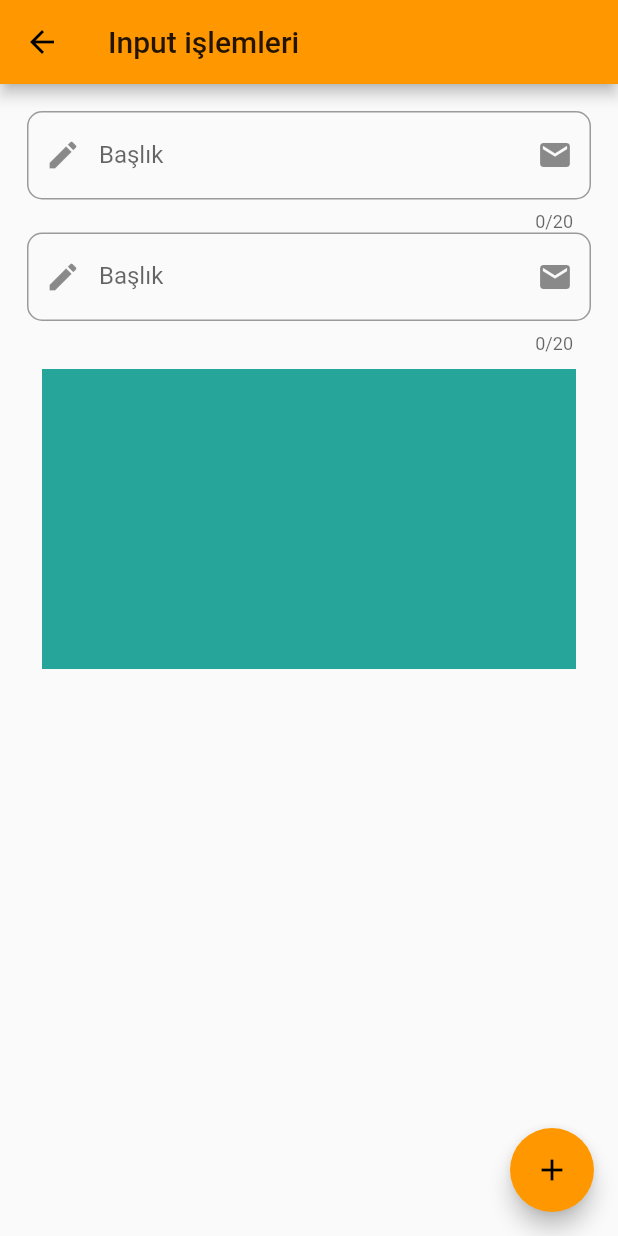
After one commit to ahmetfturgut/MyFlutterWorks, a Flutter app: the screen it shows after launch, after a tap on "Form İşlemleri", on a phone screen of 412 x 824 dp. The commit adds this screen. Run offline on Flutter 3.47's test engine with Material 2 defaults, Android fonts, the phone set to English and light mode, and no system bars; our stand-ins replace fluttertoast.

Commit message:
Text Field

```diff
--- /dev/null
+++ b/lib/form_islemleri.dart
@@ -0,0 +1,93 @@
+import 'package:flutter/material.dart';
+
+class formIslemleri extends StatefulWidget {
+  @override
+  _formIslemleriState createState() => _formIslemleriState();
+}
+
+class _formIslemleriState extends State<formIslemleri> {
+  var inputVal = "";
+  FocusNode _fNode;
+  @override
+  void initState() {
+    super.initState();
+    _fNode = FocusNode();
+  }
+
+  @override
+  void dispose() {
+    _fNode.dispose();
+    super.dispose();
+  }
+
+  @override
+  Widget build(BuildContext context) {
+    return Scaffold(
+      resizeToAvoidBottomPadding: false,
+      appBar: AppBar(
+        title: Text("Input işlemleri"),
+      ),
+      floatingActionButton: FloatingActionButton(
+        onPressed: () {
+          FocusScope.of(context).requestFocus(_fNode);
+        },
+        child: Icon(Icons.add),
+      ),
+      body: Padding(
+        padding: const EdgeInsets.all(18.0),
+        child: ListView(
+          children: <Widget>[
+            TextField(
+              textInputAction: TextInputAction.done,
+              maxLength: 20,
+              maxLines: 1,
+              focusNode: _fNode,
+              autofocus: false,
+              decoration: InputDecoration(
+                hintText: "Metni Buraya Giriniz",
+                labelText: "Başlık",
+                border: OutlineInputBorder(
+                  borderRadius: BorderRadius.all(Radius.circular(10)),
+                ),
+                prefixIcon: Icon(Icons.edit),
+                suffixIcon: Icon(Icons.email),
+              ),
+              onSubmitted: (s) {
+                setState(() {
+                  inputVal = s;
+                });
+              },
+            ),
+            TextField(
+              textInputAction: TextInputAction.done,
+              maxLength: 20,
+              maxLines: 1,
+              autofocus: false,
+              decoration: InputDecoration(
+                hintText: "Metni Buraya Giriniz",
+                labelText: "Başlık",
+                border: OutlineInputBorder(
+                  borderRadius: BorderRadius.all(Radius.circular(10)),
+                ),
+                prefixIcon: Icon(Icons.edit),
+                suffixIcon: Icon(Icons.email),
+              ),
+              onSubmitted: (s) {
+                setState(() {
+                  inputVal = s;
+                });
+              },
+            ),
+            Container(
+              color: Colors.teal.shade400,
+              margin: EdgeInsets.all(10),
+              width: double.infinity,
+              height: 200,
+              child: Align(child: Text(inputVal)),
+            ),
+          ],
+        ),
+      ),
+    );
+  }
+}
--- a/lib/listeler.dart
+++ b/lib/listeler.dart
@@ -31,7 +31,7 @@ class EtkinListe extends StatelessWidget {
   void ogrenciVerileriniGetir() {
     tumOgrenciler = List.generate(
         300,
-        (i) => Ogrenci("Süedamı seviyorum $i ", "Süedamı çok seviyorum $i ",
+        (i) => Ogrenci("test $i ", "test $i ",
             i % 2 == 0 ? true : false));
   }
 
--- a/lib/main.dart
+++ b/lib/main.dart
@@ -1,6 +1,7 @@
 import 'package:flutter/material.dart';
 import 'package:flutter_app_yeni/aSayfasi.dart';
 
+import 'form_islemleri.dart';
 import 'navigaston_islemleri.dart';
 
 void main() {
@@ -11,6 +12,7 @@ void main() {
     routes: {
       '/': (contex) => NavigasyonIslemleri(),
       '/aPage': (contex) => aSayfasi(),
+      '/formİslemleri':(contex)=>formIslemleri()
 
     },
     // home:  NavigasyonIslemleri()
--- a/lib/navigaston_islemleri.dart
+++ b/lib/navigaston_islemleri.dart
@@ -1,4 +1,5 @@
 import 'package:flutter/material.dart';
+import 'package:flutter_app_yeni/form_islemleri.dart';
 import 'package:flutter_app_yeni/liste_safyasi.dart';
 
 import 'aSayfasi.dart';
@@ -15,7 +16,8 @@ class NavigasyonIslemleri extends StatelessWidget {
           style: TextStyle(color: Colors.white),
         ),
       ),
-      body: Center(
+      body: SingleChildScrollView(
+        child: Center(
         child: Column(
           mainAxisAlignment: MainAxisAlignment.center,
           children: <Widget>[
@@ -53,11 +55,18 @@ class NavigasyonIslemleri extends StatelessWidget {
                 child: Text("Liste Sayfası"),
                 color: Colors.orange,
                 onPressed: () {
-                  Navigator.push(context, MaterialPageRoute(builder: (contex)=>listeSayfasi()));
+                  Navigator.push(context, MaterialPageRoute(builder: (context)=>listeSayfasi()));
+                }),
+                 RaisedButton(
+                child: Text("Form İşlemleri"),
+                color: Colors.orange,
+                onPressed: () {
+                  Navigator.push(context, MaterialPageRoute(builder: (context)=>formIslemleri()));
                 }),
           ],
         ),
       ),
+      )
     );
   }
 }
```
Also changed, not shown: 1 other file.
